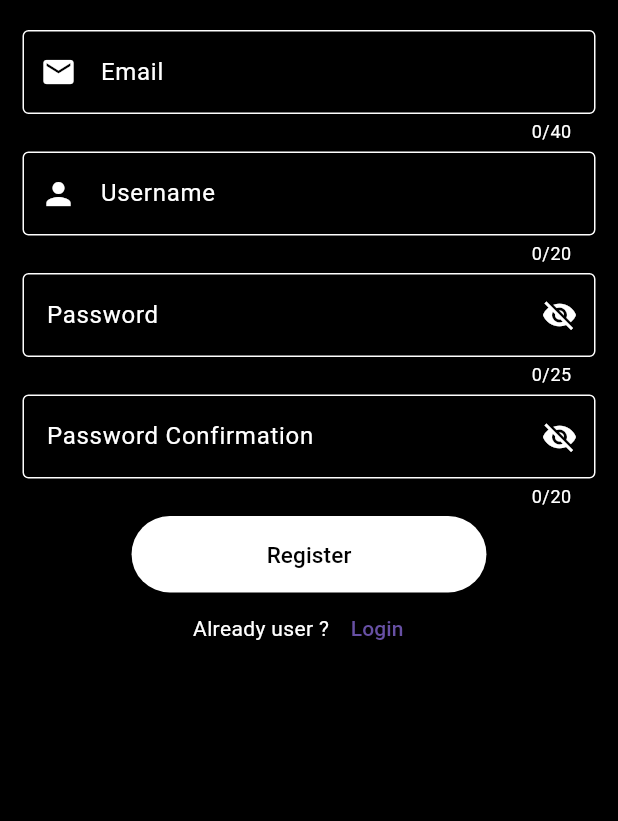
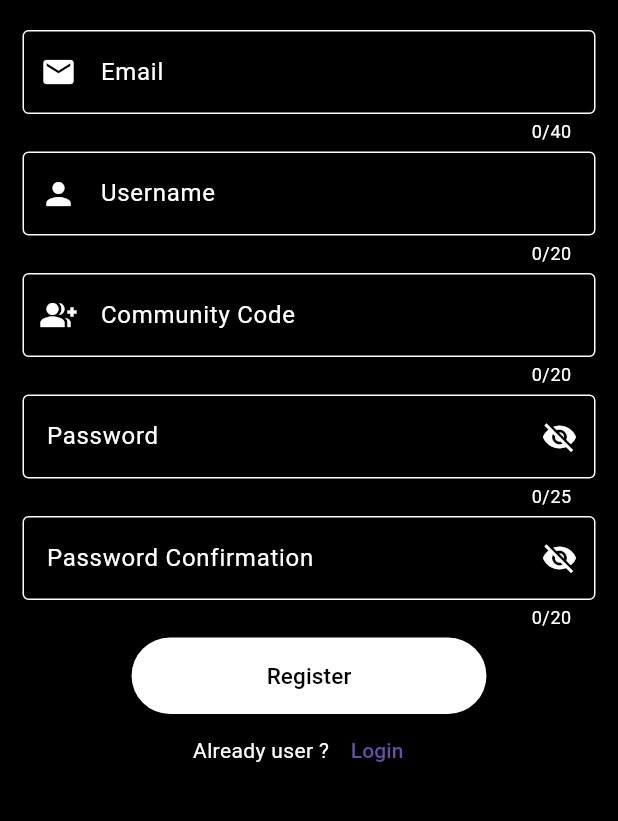
Before and after one commit to emre-kd/agApp, a Flutter app: the Register screen opened directly, on a phone screen of 412 x 824 dp, the part 294-1115 px from its top. Run offline on Flutter 3.47's test engine with Material 3 defaults, Android fonts, the phone set to English and light mode, and no system bars; our stand-ins replace file_picker, get, google_fonts, image_picker, photo_view, shared_preferences and 1 more; accounts and stored records are empty; Roboto replaces fonts that are missing (Tektur).

Commit message:
register ui

```diff
--- a/lib/constant.dart
+++ b/lib/constant.dart
@@ -1,7 +1,7 @@
 
 
-const baseURL = 'http://192.168.1.106:8000/api';
-const baseNormalURL = 'http://192.168.1.106:8000';
+const baseURL = 'http://192.168.1.105:8000/api';
+const baseNormalURL = 'http://192.168.1.105:8000';
 
 const loginURL = '$baseURL/login';
 const registerURL = '$baseURL/register';
--- a/lib/controllers/authentication.dart
+++ b/lib/controllers/authentication.dart
@@ -151,6 +151,7 @@ class AuthenticationController extends GetxController {
     required String password,
     required String password_confirmation,
     required BuildContext context,
+     String? role,
   }) async {
     try {
       isLoading.value = true;
--- a/lib/screens/register.dart
+++ b/lib/screens/register.dart
@@ -46,7 +46,8 @@ class _RegisterState extends State<Register> {
       backgroundColor: Colors.black,
       foregroundColor: Colors.white,
     ),
-      body: Padding(
+    body: SingleChildScrollView( // Added SingleChildScrollView
+      child: Padding(
         padding: const EdgeInsets.only(top: 20, right: 15, left: 15),
         child: Column(
           children: [
@@ -54,7 +55,6 @@ class _RegisterState extends State<Register> {
             const SizedBox(height: 20),
             // Email field
             Obx(
-
               () => TextField(
                 maxLength: 40,
                 cursorColor: Colors.white,
@@ -78,22 +78,22 @@ class _RegisterState extends State<Register> {
                     borderSide: BorderSide(
                       color:
                           _authenticationController.errors['email'] != null
-                              ? Colors.red // If there's an error, set border to red
-                              : Colors.white, // Otherwise, keep it white
+                              ? Colors.red
+                              : Colors.white,
                     ),
                   ),
                   focusedBorder: OutlineInputBorder(
                     borderSide: BorderSide(
                       color:
                           _authenticationController.errors['email'] != null
-                              ? Colors.red // If there's an error, set border to red
-                              : Colors.white, // Otherwise, keep it white
+                              ? Colors.red
+                              : Colors.white,
                     ),
                   ),
                 ),
               ),
             ),
-            SizedBox(height: 5,),
+            SizedBox(height: 5),
             // Username field
             Obx(
               () => TextField(
@@ -118,22 +118,63 @@ class _RegisterState extends State<Register> {
                     borderSide: BorderSide(
                       color:
                           _authenticationController.errors['username'] != null
-                              ? Colors.red // If there's an error, set border to red
-                              : Colors.white, // Otherwise, keep it white
+                              ? Colors.red
+                              : Colors.white,
                     ),
                   ),
                   focusedBorder: OutlineInputBorder(
                     borderSide: BorderSide(
                       color:
                           _authenticationController.errors['username'] != null
-                              ? Colors.red // If there's an error, set border to red
-                              : Colors.white, // Otherwise, keep it white
+                              ? Colors.red
+                              : Colors.white,
                     ),
                   ),
                 ),
               ),
             ),
-             SizedBox(height: 5,),
+
+              SizedBox(height: 5),
+            // Username field
+            Obx(
+              () => TextField(
+                maxLength: 20,
+                cursorColor: Colors.white,
+                style: TextStyle(color: Colors.white),
+                // controller: userNameController,
+                decoration: InputDecoration(
+                  labelText: 'Community Code',
+                  labelStyle: TextStyle(color: Colors.white),
+                 helperText:
+                      _authenticationController.errors['community_code'] ??
+                      _authenticationController.errors['community_code'],
+                  helperStyle: TextStyle(
+                    color:
+                        _authenticationController.errors['community_code'] != null
+                            ? Colors.red
+                            : Colors.white,
+                  ),
+                  prefixIcon: Icon(Icons.group_add, color: Colors.white),
+                  enabledBorder: OutlineInputBorder(
+                    borderSide: BorderSide(
+                      color:
+                          _authenticationController.errors['community_code'] != null
+                              ? Colors.red
+                              : Colors.white,
+                    ),
+                  ),
+                  focusedBorder: OutlineInputBorder(
+                    borderSide: BorderSide(
+                      color:
+                          _authenticationController.errors['community_code'] != null
+                              ? Colors.red
+                              : Colors.white,
+                    ),
+                  ),
+                ),
+              ),
+            ),
+            SizedBox(height: 5),
             // Password field
             Obx(
               () => TextField(
@@ -171,24 +212,22 @@ class _RegisterState extends State<Register> {
                     borderSide: BorderSide(
                       color:
                           _authenticationController.errors['password'] != null
-                              ? Colors
-                                  .red // If there's an error, set border to red
-                              : Colors.white, // Otherwise, keep it white
+                              ? Colors.red
+                              : Colors.white,
                     ),
                   ),
                   focusedBorder: OutlineInputBorder(
                     borderSide: BorderSide(
                       color:
                           _authenticationController.errors['password'] != null
-                              ? Colors
-                                  .red // If there's an error, set border to red
-                              : Colors.white, // Otherwise, keep it white
+                              ? Colors.red
+                              : Colors.white,
                     ),
                   ),
                 ),
               ),
             ),
-            SizedBox(height: 5,),
+            SizedBox(height: 5),
             // Password confirmation field
             Obx(
               () => TextField(
@@ -226,24 +265,22 @@ class _RegisterState extends State<Register> {
                     borderSide: BorderSide(
                       color:
                           _authenticationController.errors['password'] != null
-                              ? Colors
-                                  .red // If there's an error, set border to red
-                              : Colors.white, // Otherwise, keep it white
+                              ? Colors.red
+                              : Colors.white,
                     ),
                   ),
                   focusedBorder: OutlineInputBorder(
                     borderSide: BorderSide(
                       color:
                           _authenticationController.errors['password'] != null
-                              ? Colors
-                                  .red // If there's an error, set border to red
-                              : Colors.white, // Otherwise, keep it white
+                              ? Colors.red
+                              : Colors.white,
                     ),
                   ),
                 ),
               ),
             ),
-            SizedBox(height: 5,),
+            SizedBox(height: 5),
             Obx(() {
               return _authenticationController.isLoading.value
                   ? const CircularProgressIndicator()
@@ -257,8 +294,7 @@ class _RegisterState extends State<Register> {
                         ),
                       ),
                       onPressed: registerUser,
-                    child:
-                        isLoading
+                      child: isLoading
                           ? CircularProgressIndicator(color: Colors.white)
                           : Text('Register', style: TextStyle(fontSize: 15)),
                     );
@@ -281,7 +317,9 @@ class _RegisterState extends State<Register> {
                 ),
               ],
             ),
+            SizedBox(height: 20), // Add some padding at the bottom
           ],
+        ),
       ),
     ),
   );
--- a/pubspec.yaml
+++ b/pubspec.yaml
@@ -42,6 +42,7 @@ dependencies:
   web_socket_channel: ^3.0.1
   photo_view: ^0.14.0
   video_player: ^2.8.0
+  dropdown_search: ^5.0.6
 
 
 
```
Also changed, not shown: pubspec.lock. Lines whose indentation alone changed are shown as unchanged.
